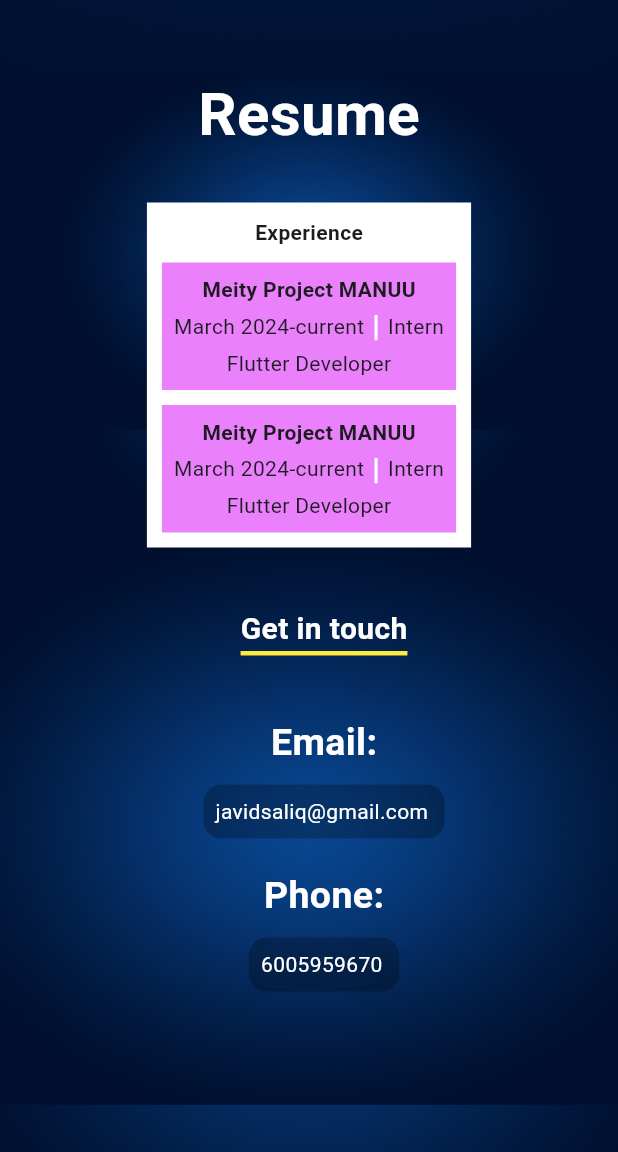
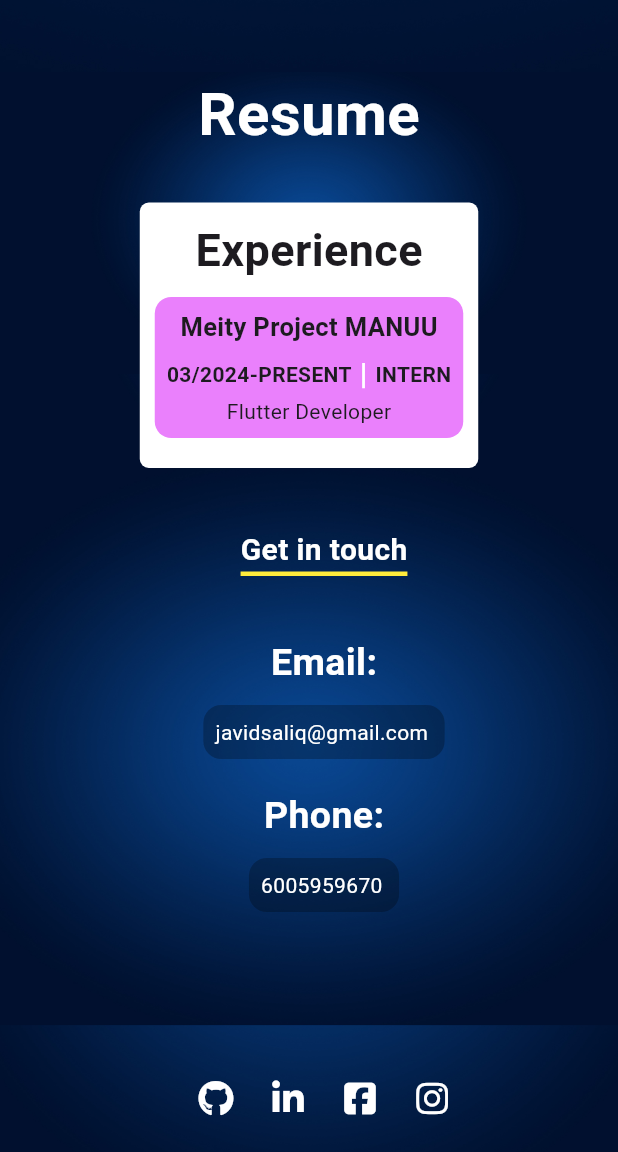
Before and after one commit to saliq03/My_Portfolio, a Flutter app: the screen it shows after launch, scrolled down 2880 dp, on a phone screen of 412 x 824 dp, the part 84-1236 px from its top. Run offline on Flutter 3.47's test engine with Material 3 defaults, Android fonts, the light colour scheme and no system bars; our stand-ins replace font_awesome_flutter.

Commit message:
building resume

```diff
--- a/lib/components/resume.dart
+++ b/lib/components/resume.dart
@@ -31,45 +31,38 @@
 
   Widget WorkExperience(){
     return Container(
-      color: CupertinoColors.white,
+      decoration: BoxDecoration(
+          color: CupertinoColors.white,
+          borderRadius: BorderRadius.circular(6)
+      ),
      child: Padding(
        padding: const EdgeInsets.all(10),
        child: Column(
          children: [
-           Text("Experience",style: TextStyle(fontWeight: FontWeight.bold),),
+           Text("Experience",style: TextStyle(fontWeight: FontWeight.bold,fontSize: 30),),
            SizedBox(height: 10,),
            Container(
-             color: Colors.purpleAccent.shade100,
+             decoration: BoxDecoration(
+               color: Colors.purpleAccent.shade100,
+               borderRadius: BorderRadius.circular(11)
+             ),
              child: Padding(
                padding: const EdgeInsets.all(8.0),
                child: Column(
                  children: [
-                   Text("Meity Project MANUU",style: TextStyle(fontWeight: FontWeight.bold),),
+                   Text("Meity Project MANUU",style: TextStyle(fontWeight: FontWeight.bold,fontSize: 17),),
+                   SizedBox(height: 5,),
                    Row(children: [
-                     Text('March 2024-current'),
+                     Text('03/2024-PRESENT',style: TextStyle(fontWeight: FontWeight.bold),),
                    Text(' | ',style: TextStyle(fontSize:20,fontWeight: FontWeight.bold,color: CupertinoColors.white),),
-                   Text("Intern")],),
+                   Text("INTERN",style: TextStyle(fontWeight: FontWeight.bold,),)],),
                    Text("Flutter Developer")
                  ]
                ),
              ),),
 
            SizedBox(height: 10,),
-           Container(
-             color: Colors.purpleAccent.shade100,
-             child: Padding(
-               padding: const EdgeInsets.all(8.0),
-               child: Column(
-                   children: [
-                     Text("Meity Project MANUU",style: TextStyle(fontWeight: FontWeight.bold),),
-                     Row(children: [
-                       Text('March 2024-current'),
-                       Text(' | ',style: TextStyle(fontSize:20,fontWeight: FontWeight.bold,color: CupertinoColors.white),),
-                       Text("Intern")],),
-                     Text("Flutter Developer")
-                   ]
-               ),
-             ),),
+
          ],
        ),
      ),
```
